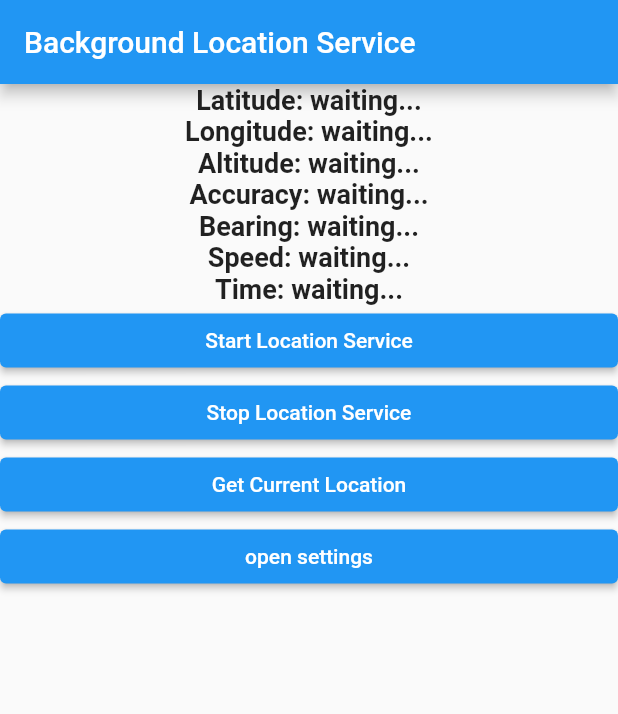
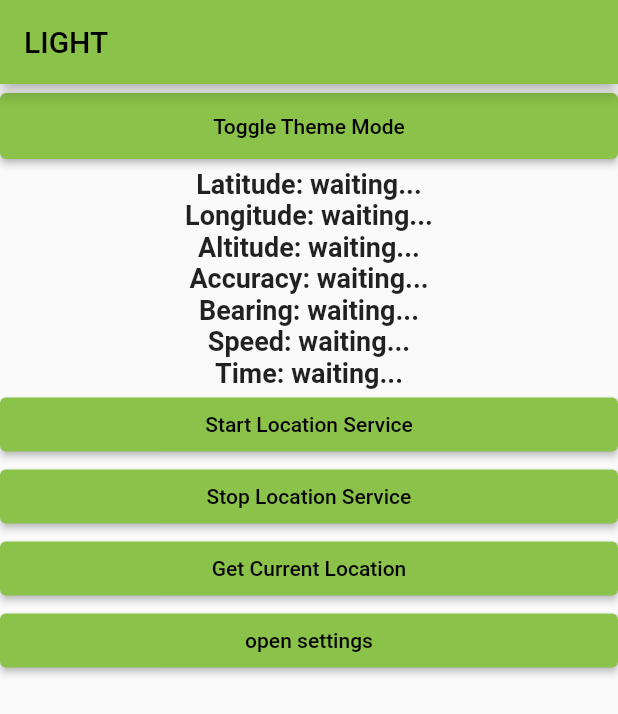
Before and after one commit to lolmaxlevel/compass_app, a Flutter app: the screen it shows after launch, on a phone screen of 412 x 824 dp. Shown: the top 714 px of the screen. Run offline on Flutter 3.47's test engine with Material 2 defaults, Android fonts, the light colour scheme and no system bars; our stand-ins replace adaptive_theme, shared_preferences; missing offline and left inert: background_location.

Commit message:
finally added themes

```diff
--- a/lib/main.dart
+++ b/lib/main.dart
@@ -1,131 +1,38 @@
-import 'package:background_location/background_location.dart';
+import 'package:adaptive_theme/adaptive_theme.dart';
 import 'package:flutter/material.dart';
-import 'package:web_socket_channel/web_socket_channel.dart';
-import 'package:web_socket_channel/status.dart' as status;
-import 'package:compass_app/settings.dart';
+import 'package:compass_app/pages/main_screen.dart';
 
-
-void main() => runApp(MaterialApp(
-  home: MyApp(),
-));
-
-class MyApp extends StatefulWidget {
-  @override
-  _MyAppState createState() => _MyAppState();
+void main() async {
+  WidgetsFlutterBinding.ensureInitialized();
+  final savedThemeMode = await AdaptiveTheme.getThemeMode();
+  runApp(MyApp(savedThemeMode: savedThemeMode));
 }
 
-class _MyAppState extends State<MyApp> {
-  String latitude = 'waiting...';
-  String longitude = 'waiting...';
-  String altitude = 'waiting...';
-  String accuracy = 'waiting...';
-  String bearing = 'waiting...';
-  String speed = 'waiting...';
-  String time = 'waiting...';
-
-  @override
-  void initState() {
-    super.initState();
-  }
+class MyApp extends StatelessWidget {
+  final AdaptiveThemeMode? savedThemeMode;
+  const MyApp({
+    super.key,
+    this.savedThemeMode
+  });
 
   @override
   Widget build(BuildContext context) {
-    return MaterialApp(
-      home: Scaffold(
-        appBar: AppBar(
-          title: const Text('Background Location Service'),
+    return AnimatedSwitcher(
+      duration: const Duration(seconds: 1),
+      child: AdaptiveTheme(
+        light: ThemeData(
+          primarySwatch: Colors.lightGreen,
         ),
-        body: Center(
-          child: ListView(
-            children: <Widget>[
-              locationData('Latitude: $latitude'),
-              locationData('Longitude: $longitude'),
-              locationData('Altitude: $altitude'),
-              locationData('Accuracy: $accuracy'),
-              locationData('Bearing: $bearing'),
-              locationData('Speed: $speed'),
-              locationData('Time: $time'),
-              ElevatedButton(
-                  onPressed: startLocationService,
-                  child: Text('Start Location Service')),
-              ElevatedButton(
-                  onPressed: () {
-                    BackgroundLocation.stopLocationService();
-                  },
-                  child: Text('Stop Location Service')),
-              ElevatedButton(
-                  onPressed: () {
-                    getCurrentLocation();
-                  },
-                  child: Text('Get Current Location')),
-              ElevatedButton(onPressed: (){
-                Navigator.of(context).push(
-                    MaterialPageRoute(
-                    builder: (context) => const Settings(),
-                    ),
-                );
-              }, child: Text('open settings'))
-            ],
-          ),
+        dark: ThemeData(
+          primarySwatch: Colors.yellow,
         ),
-      ),
+        initial: savedThemeMode ?? AdaptiveThemeMode.light,
+        builder: (theme, darkTheme) => MaterialApp(
+          theme: theme,
+          darkTheme: darkTheme,
+          home: const MainScreen(),
+        ),
+      )
     );
   }
-
-  Widget locationData(String data) {
-    return Text(
-      data,
-      style: TextStyle(
-        fontWeight: FontWeight.bold,
-        fontSize: 18,
-      ),
-      textAlign: TextAlign.center,
-    );
-  }
-
-  void getCurrentLocation() {
-    BackgroundLocation().getCurrentLocation().then((location) {
-      print('This is current Location ' + location.toMap().toString());
-    });
-  }
-  void startLocationService() async {
-    final channel = WebSocketChannel.connect(
-      Uri.parse('ws://192.168.0.105:9000'),
-    );
-    await BackgroundLocation.setAndroidNotification(
-      title: 'Background service is running',
-      message: 'Background location in progress',
-      icon: '@mipmap/ic_launcher',
-    );
-    await BackgroundLocation.setAndroidConfiguration(1000);
-    await BackgroundLocation.startLocationService();
-    BackgroundLocation.getLocationUpdates((location) {
-      channel.sink.add("lat:${location.latitude} alt:${location.altitude} time:${location.time.toString()}");
-      setState(() {
-        latitude = location.latitude.toString();
-        longitude = location.longitude.toString();
-        accuracy = location.accuracy.toString();
-        altitude = location.altitude.toString();
-        bearing = location.bearing.toString();
-        speed = location.speed.toString();
-        time = DateTime.fromMillisecondsSinceEpoch(
-            location.time!.toInt())
-            .toString();
-      });
-      print('''\n
-                        Latitude:  $latitude
-                        Longitude: $longitude
-                        Altitude: $altitude
-                        Accuracy: $accuracy
-                        Bearing:  $bearing
-                        Speed: $speed
-                        Time: $time
-                      ''');
-    });
-  }
-  @override
-  void dispose() {
-    BackgroundLocation.stopLocationService();
-    super.dispose();
-  }
 }
--- /dev/null
+++ b/lib/pages/main_screen.dart
@@ -0,0 +1,144 @@
+import 'package:adaptive_theme/adaptive_theme.dart';
+import 'package:background_location/background_location.dart';
+import 'package:flutter/material.dart';
+import 'package:web_socket_channel/web_socket_channel.dart';
+import 'package:compass_app/settings.dart';
+
+
+class MainScreen extends StatefulWidget {
+  final AdaptiveThemeMode? savedThemeMode;
+
+  const MainScreen({
+    super.key,
+    this.savedThemeMode
+  });
+
+  @override
+  _MainScreenState createState() => _MainScreenState();
+}
+
+class _MainScreenState extends State<MainScreen> {
+  String latitude = 'waiting...';
+  String longitude = 'waiting...';
+  String altitude = 'waiting...';
+  String accuracy = 'waiting...';
+  String bearing = 'waiting...';
+  String speed = 'waiting...';
+  String time = 'waiting...';
+
+  @override
+  void initState() {
+    super.initState();
+  }
+
+  @override
+  Widget build(BuildContext context) {
+    return AnimatedTheme(
+      duration: const Duration(seconds: 1),
+        data: Theme.of(context),
+        child: Scaffold(
+          appBar: AppBar(
+            title: Text(AdaptiveTheme.of(context).mode.modeName.toUpperCase()),
+          ),
+          body: Center(
+            child: ListView(
+              children: <Widget>[
+                ElevatedButton(
+                  onPressed: () => AdaptiveTheme.of(context).toggleThemeMode(),
+                  style: ElevatedButton.styleFrom(
+                    visualDensity:
+                    const VisualDensity(horizontal: 4, vertical: 2),
+                  ),
+                  child: const Text('Toggle Theme Mode'),
+                ),
+                locationData('Latitude: $latitude'),
+                locationData('Longitude: $longitude'),
+                locationData('Altitude: $altitude'),
+                locationData('Accuracy: $accuracy'),
+                locationData('Bearing: $bearing'),
+                locationData('Speed: $speed'),
+                locationData('Time: $time'),
+                ElevatedButton(
+                    onPressed: startLocationService,
+                    child: Text('Start Location Service')),
+                ElevatedButton(
+                    onPressed: () {
+                      BackgroundLocation.stopLocationService();
+                    },
+                    child: Text('Stop Location Service')),
+                ElevatedButton(
+                    onPressed: () {
+                      getCurrentLocation();
+                    },
+                    child: Text('Get Current Location')),
+                ElevatedButton(onPressed: (){
+                  Navigator.of(context).push(
+                    MaterialPageRoute(
+                      builder: (context) => const Settings(),
+                    ),
+                  );
+                }, child: Text('open settings'))
+              ],
+            ),
+          ),
+        ),
+    );
+  }
+
+  Widget locationData(String data) {
+    return Text(
+      data,
+      style: TextStyle(
+        fontWeight: FontWeight.bold,
+        fontSize: 18,
+      ),
+      textAlign: TextAlign.center,
+    );
+  }
+
+  void getCurrentLocation() {
+    BackgroundLocation().getCurrentLocation().then((location) {
+      print('This is current Location ' + location.toMap().toString());
+    });
+  }
+  void startLocationService() async {
+    final channel = WebSocketChannel.connect(
+      Uri.parse('ws://192.168.0.105:9000'),
+    );
+    await BackgroundLocation.setAndroidNotification(
+      title: 'Background service is running',
+      message: 'Background location in progress',
+      icon: '@mipmap/ic_launcher',
+    );
+    await BackgroundLocation.setAndroidConfiguration(1000);
+    await BackgroundLocation.startLocationService();
+    BackgroundLocation.getLocationUpdates((location) {
+      channel.sink.add("lat:${location.latitude} alt:${location.altitude} time:${location.time.toString()}");
+      setState(() {
+        latitude = location.latitude.toString();
+        longitude = location.longitude.toString();
+        accuracy = location.accuracy.toString();
+        altitude = location.altitude.toString();
+        bearing = location.bearing.toString();
+        speed = location.speed.toString();
+        time = DateTime.fromMillisecondsSinceEpoch(
+            location.time!.toInt())
+            .toString();
+      });
+      print('''\n
+                        Latitude:  $latitude
+                        Longitude: $longitude
+                        Altitude: $altitude
+                        Accuracy: $accuracy
+                        Bearing:  $bearing
+                        Speed: $speed
+                        Time: $time
+                      ''');
+    });
+  }
+  @override
+  void dispose() {
+    BackgroundLocation.stopLocationService();
+    super.dispose();
+  }
+}
--- a/pubspec.yaml
+++ b/pubspec.yaml
@@ -32,6 +32,7 @@ dependencies:
     sdk: flutter
   web_socket_channel: ^2.3.0
   shared_preferences: ^2.1.0
+  adaptive_theme: ^3.2.0
   background_location:
       path: C:\background_location-0.9.0
 
```
Also changed, not shown: lib/cupertino_example.dart (added, +124 -0 lines), lib/material_example.dart (added, +161 -0 lines), pubspec.lock.
